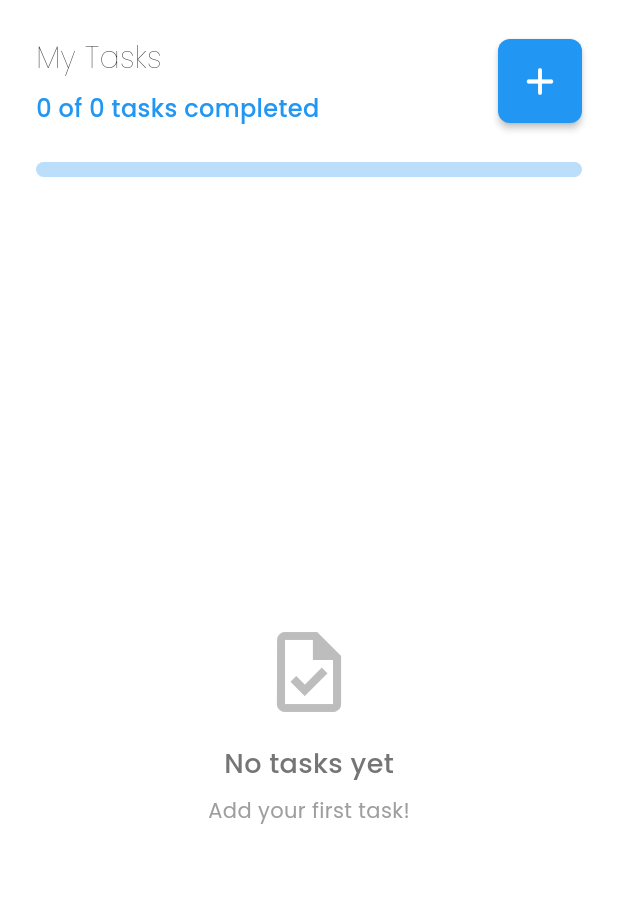
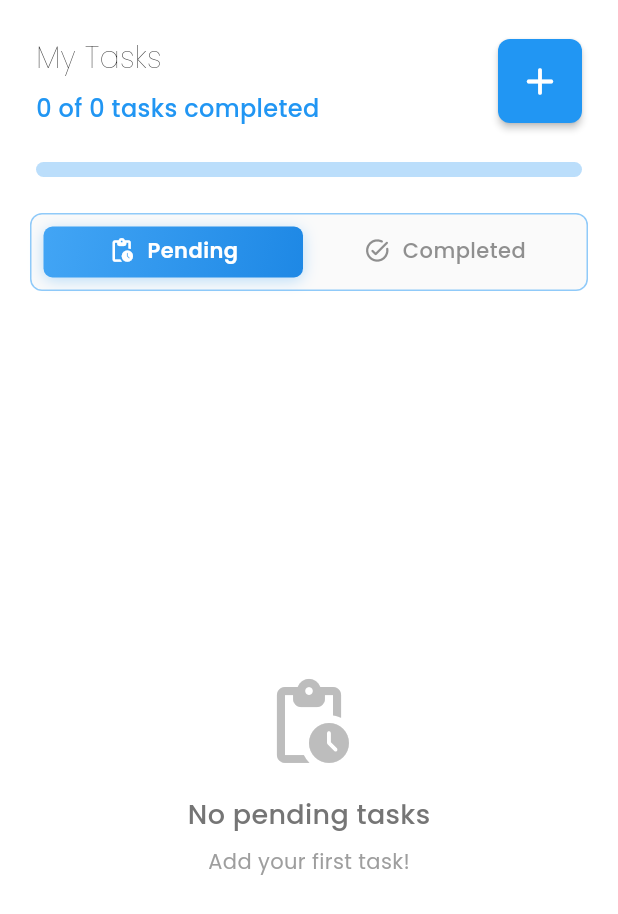
Before and after one commit to Efty34/MoodScribe, a Flutter app: the TodoPage screen opened directly with empty values, on a phone screen of 412 x 824 dp. Shown: the top 914 px of the screen. Run offline on Flutter 3.47's test engine with Material 3 defaults, Android fonts, the phone set to English and light mode, and no system bars; our stand-ins replace cloud_firestore, firebase_auth, firebase_core, fl_chart, flutter_heatmap_calendar, google_fonts and 3 more; accounts and stored records are empty; generated files the repository leaves out were written again; project files that could hold a hidden picture were left out.

Commit message:
Todo complete, pending added

```diff
--- a/lib/pages/todo_page.dart
+++ b/lib/pages/todo_page.dart
@@ -3,7 +3,7 @@ import 'package:diary/todo/todo_upper_section.dart';
 import 'package:diary/utils/search_state.dart';
 import 'package:flutter/material.dart';
 
-class TodoPage extends StatelessWidget {
+class TodoPage extends StatefulWidget {
   final SearchState searchState;
 
   const TodoPage({
@@ -12,15 +12,48 @@ class TodoPage extends StatelessWidget {
   });
 
   @override
+  State<TodoPage> createState() => _TodoPageState();
+}
+
+class _TodoPageState extends State<TodoPage>
+    with SingleTickerProviderStateMixin {
+  late TabController _tabController;
+
+  @override
+  void initState() {
+    super.initState();
+    _tabController = TabController(length: 2, vsync: this);
+  }
+
+  @override
+  void dispose() {
+    _tabController.dispose();
+    super.dispose();
+  }
+
+  @override
   Widget build(BuildContext context) {
     return Scaffold(
       backgroundColor: Colors.white,
       body: SafeArea(
         child: Column(
           children: [
-            const TodoUpperSection(),
+            TodoUpperSection(tabController: _tabController),
+            const SizedBox(height: 16),
             Expanded(
-              child: TodoBuilder(searchState: searchState),
+              child: TabBarView(
+                controller: _tabController,
+                children: [
+                  TodoBuilder(
+                    searchState: widget.searchState,
+                    isDone: false,
+                  ),
+                  TodoBuilder(
+                    searchState: widget.searchState,
+                    isDone: true,
+                  ),
+                ],
+              ),
             ),
           ],
         ),
--- a/lib/services/todo_service.dart
+++ b/lib/services/todo_service.dart
@@ -15,6 +15,7 @@ class TodoService {
     'groceries',
     'fitness',
     'self-care',
+    'food',
     'social',
     'medicine',
     'default'
@@ -36,34 +37,43 @@ class TodoService {
   Future<String> _determineCategory(String title) async {
     try {
       final prompt = '''
-Analyze this task and categorize it into one of these categories: exam, submission, shopping, groceries, fitness, self-care, social, medicine, default.
-Only respond with one word (the category).
+Analyze this task title and categorize it into one of these categories. Only respond with a single word (the category name in lowercase).
 
-Task: $title
+Task: "$title"
 
-Rules:
-- exam: exams, quizzes, tests, studying, test preparation, exam dates, revision,
-- submission: assignments, homework, projects, deadlines
-- shopping: buying non-food items, clothes, electronics
-- groceries: food items, ingredients, kitchen supplies
-- fitness: exercise, workout, sports, physical activities
-- self-care: meditation, relaxation, personal care
-- social: meetings, gatherings, calls, events
-- medicine: medications, doctor appointments, health-related
-- default: if it doesn't fit in any other category
+Categories and their contexts:
+- exam: Academic tests, exams, quizzes, studying, test preparation, exam dates, revision
+- submission: Academic assignments, homework, projects, deadlines, papers, reports
+- shopping: Non-food items, clothes, electronics, accessories, household items
+- groceries: Food items, ingredients, kitchen supplies, fruits, vegetables
+- fitness: Exercise, workout, sports, physical activities, gym, running, yoga
+- self-care: Meditation, relaxation, personal care, mental health, skincare
+- food: Cooking, eating out, food orders, dining, meal preparation, restaurants
+- social: Meetings, gatherings, calls, events, parties, social activities
+- medicine: Medications, doctor appointments, health-related tasks, medical checkups
+- default: Tasks that don't clearly fit into any other category
 
-Category:''';
+Response format: Only the category name in lowercase, nothing else.
+''';
 
       String response = await _geminiService.getResponse(prompt);
       response = response.toLowerCase().trim();
 
-      // Check if the response is a valid category
+      // Remove any punctuation or extra text
+      response = response.replaceAll(RegExp(r'[^\w\s]'), '');
+
+      // Extract just the first word
+      response = response.split(' ').first;
+
+      // Validate the category
       if (categories.contains(response)) {
         return response;
       }
+
+      print('Invalid category from Gemini: $response for task: $title');
       return 'default';
     } catch (e) {
-      print('Error determining category: $e');
+      print('Error determining category: $e for task: $title');
       return 'default';
     }
   }
@@ -155,4 +165,17 @@ Category:''';
         .doc(todoId)
         .delete();
   }
+
+  // Get todos by completion status
+  Stream<QuerySnapshot> getTodosByStatus({required bool isDone}) {
+    if (userId == null) return Stream.empty();
+
+    return _firestore
+        .collection('users')
+        .doc(userId)
+        .collection('todos')
+        .where('isDone', isEqualTo: isDone)
+        .orderBy('created_at', descending: true)
+        .snapshots();
+  }
 }
--- a/lib/todo/todo_builder.dart
+++ b/lib/todo/todo_builder.dart
@@ -9,10 +9,12 @@ import 'package:lottie/lottie.dart';
 
 class TodoBuilder extends StatefulWidget {
   final SearchState searchState;
+  final bool isDone;
 
   const TodoBuilder({
     super.key,
     required this.searchState,
+    required this.isDone,
   });
 
   @override
@@ -52,6 +54,8 @@ class _TodoBuilderState extends State<TodoBuilder> {
         return Icons.fitness_center;
       case 'self-care':
         return Icons.spa_outlined;
+      case 'food':
+        return Icons.restaurant;
       case 'social':
         return Icons.people_outline;
       case 'medicine':
@@ -124,7 +128,7 @@ class _TodoBuilderState extends State<TodoBuilder> {
   @override
   Widget build(BuildContext context) {
     return StreamBuilder<QuerySnapshot>(
-      stream: _todoService.getTodos(),
+      stream: _todoService.getTodosByStatus(isDone: widget.isDone),
       builder: (context, snapshot) {
         if (!snapshot.hasData) {
           return Center(
@@ -185,13 +189,15 @@ class _TodoBuilderState extends State<TodoBuilder> {
               mainAxisAlignment: MainAxisAlignment.center,
               children: [
                 Icon(
-                  Icons.task_outlined,
+                  widget.isDone
+                      ? Icons.task_alt_rounded
+                      : Icons.pending_actions_rounded,
                   size: 64,
                   color: Colors.grey[400],
                 ),
                 const SizedBox(height: 16),
                 Text(
-                  'No tasks yet',
+                  widget.isDone ? 'No completed tasks' : 'No pending tasks',
                   style: GoogleFonts.poppins(
                     fontSize: 18,
                     color: Colors.grey[600],
@@ -200,7 +206,9 @@ class _TodoBuilderState extends State<TodoBuilder> {
                 ),
                 const SizedBox(height: 8),
                 Text(
-                  'Add your first task!',
+                  widget.isDone
+                      ? 'Complete some tasks to see them here'
+                      : 'Add your first task!',
                   style: GoogleFonts.poppins(
                     fontSize: 14,
                     color: Colors.grey[500],
--- a/lib/todo/todo_upper_section.dart
+++ b/lib/todo/todo_upper_section.dart
@@ -4,13 +4,23 @@ import 'package:diary/services/todo_service.dart';
 import 'package:flutter/material.dart';
 import 'package:google_fonts/google_fonts.dart';
 
-class TodoUpperSection extends StatelessWidget {
-  const TodoUpperSection({super.key});
+class TodoUpperSection extends StatefulWidget {
+  final TabController tabController;
+
+  const TodoUpperSection({
+    super.key,
+    required this.tabController,
+  });
+
+  @override
+  State<TodoUpperSection> createState() => _TodoUpperSectionState();
+}
+
+class _TodoUpperSectionState extends State<TodoUpperSection> {
+  final TodoService _todoService = TodoService();
 
   @override
   Widget build(BuildContext context) {
-    final TodoService _todoService = TodoService();
-
     return StreamBuilder<QuerySnapshot>(
       stream: _todoService.getTodos(),
       builder: (context, snapshot) {
@@ -24,7 +34,9 @@ class TodoUpperSection extends StatelessWidget {
               .length;
         }
 
-        return Container(
+        return Column(
+          children: [
+            Padding(
               padding: const EdgeInsets.all(24),
               child: Column(
                 children: [
@@ -80,6 +92,94 @@ class TodoUpperSection extends StatelessWidget {
                   ),
                 ],
               ),
+            ),
+            Container(
+              margin: const EdgeInsets.symmetric(horizontal: 20),
+              height: 52,
+              decoration: BoxDecoration(
+                color: Colors.grey[50],
+                borderRadius: BorderRadius.circular(8),
+                border: Border.all(
+                  color: Colors.blue[200]!,
+                  width: 1,
+                ),
+              ),
+              child: TabBar(
+                dividerColor: Colors.transparent,
+                controller: widget.tabController,
+                labelColor: Colors.white,
+                unselectedLabelColor: Colors.grey[600],
+                indicatorSize: TabBarIndicatorSize.tab,
+                indicatorPadding: const EdgeInsets.all(4),
+                padding: const EdgeInsets.all(4),
+                splashBorderRadius: BorderRadius.circular(8),
+                indicator: BoxDecoration(
+                  gradient: LinearGradient(
+                    colors: [
+                      Colors.blue[400]!,
+                      Colors.blue[600]!,
+                    ],
+                    begin: Alignment.topLeft,
+                    end: Alignment.bottomRight,
+                  ),
+                  borderRadius: BorderRadius.circular(6),
+                  boxShadow: [
+                    BoxShadow(
+                      color: Colors.blue.withOpacity(0.3),
+                      blurRadius: 8,
+                      offset: const Offset(0, 2),
+                    ),
+                  ],
+                ),
+                labelStyle: GoogleFonts.poppins(
+                  fontSize: 14,
+                  fontWeight: FontWeight.w600,
+                  letterSpacing: 0.3,
+                ),
+                unselectedLabelStyle: GoogleFonts.poppins(
+                  fontSize: 14,
+                  fontWeight: FontWeight.w500,
+                  letterSpacing: 0.3,
+                ),
+                tabs: [
+                  Tab(
+                    child: AnimatedOpacity(
+                      duration: const Duration(milliseconds: 200),
+                      opacity: widget.tabController.index == 0 ? 1.0 : 0.8,
+                      child: const Row(
+                        mainAxisAlignment: MainAxisAlignment.center,
+                        children: [
+                          Icon(
+                            Icons.pending_actions_rounded,
+                            size: 18,
+                          ),
+                          SizedBox(width: 8),
+                          Text('Pending'),
+                        ],
+                      ),
+                    ),
+                  ),
+                  Tab(
+                    child: AnimatedOpacity(
+                      duration: const Duration(milliseconds: 200),
+                      opacity: widget.tabController.index == 1 ? 1.0 : 0.8,
+                      child: const Row(
+                        mainAxisAlignment: MainAxisAlignment.center,
+                        children: [
+                          Icon(
+                            Icons.task_alt_rounded,
+                            size: 18,
+                          ),
+                          SizedBox(width: 8),
+                          Text('Completed'),
+                        ],
+                      ),
+                    ),
+                  ),
+                ],
+              ),
+            ),
+          ],
         );
       },
     );
```
Lines whose indentation alone changed are shown as unchanged.
